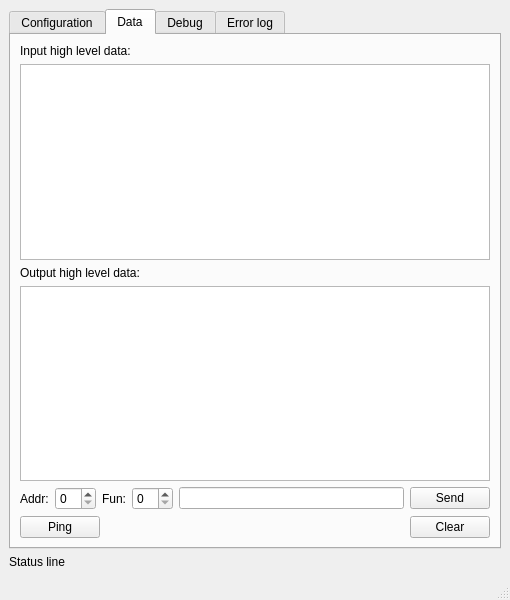
Before: the Qt Designer form Interface/QT/ModbusFrame.ui in blaa/Modbus, drawn with Qt 5.
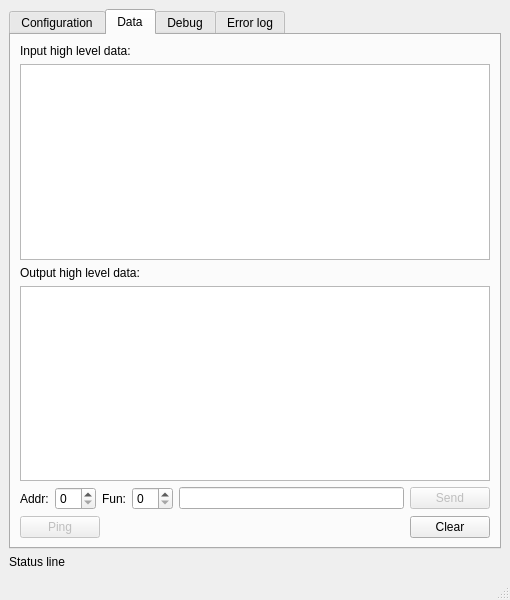
After: the same form once the commit is applied. The open tabs and pages were chosen to show the change.

```diff
--- a/Interface/QT/ModbusFrame.ui
+++ b/Interface/QT/ModbusFrame.ui
@@ -569,6 +569,9 @@
           </item>
           <item>
            <widget class="QPushButton" name="MiddleSend">
+            <property name="enabled">
+             <bool>false</bool>
+            </property>
             <property name="text">
              <string>Send</string>
             </property>
@@ -580,6 +583,9 @@
          <layout class="QHBoxLayout" name="horizontalLayout_6">
           <item>
            <widget class="QPushButton" name="MiddlePing">
+            <property name="enabled">
+             <bool>false</bool>
+            </property>
             <property name="text">
              <string>Ping</string>
             </property>
```
Left out of the diff: 10 changed lines with no effect on the pictures.
